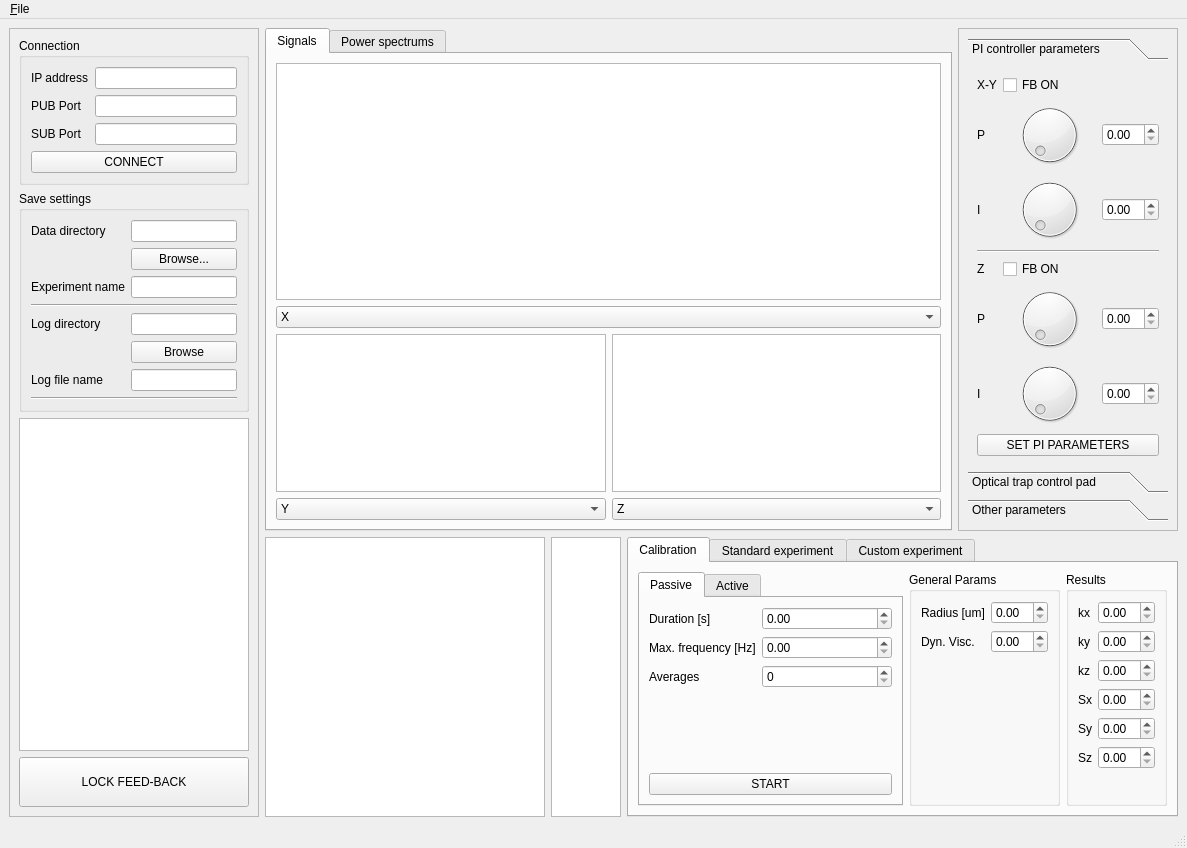
First picture: the form in GUIs/OTsUI_main.ui, repository dalerxli/OTsUI, before the edit.
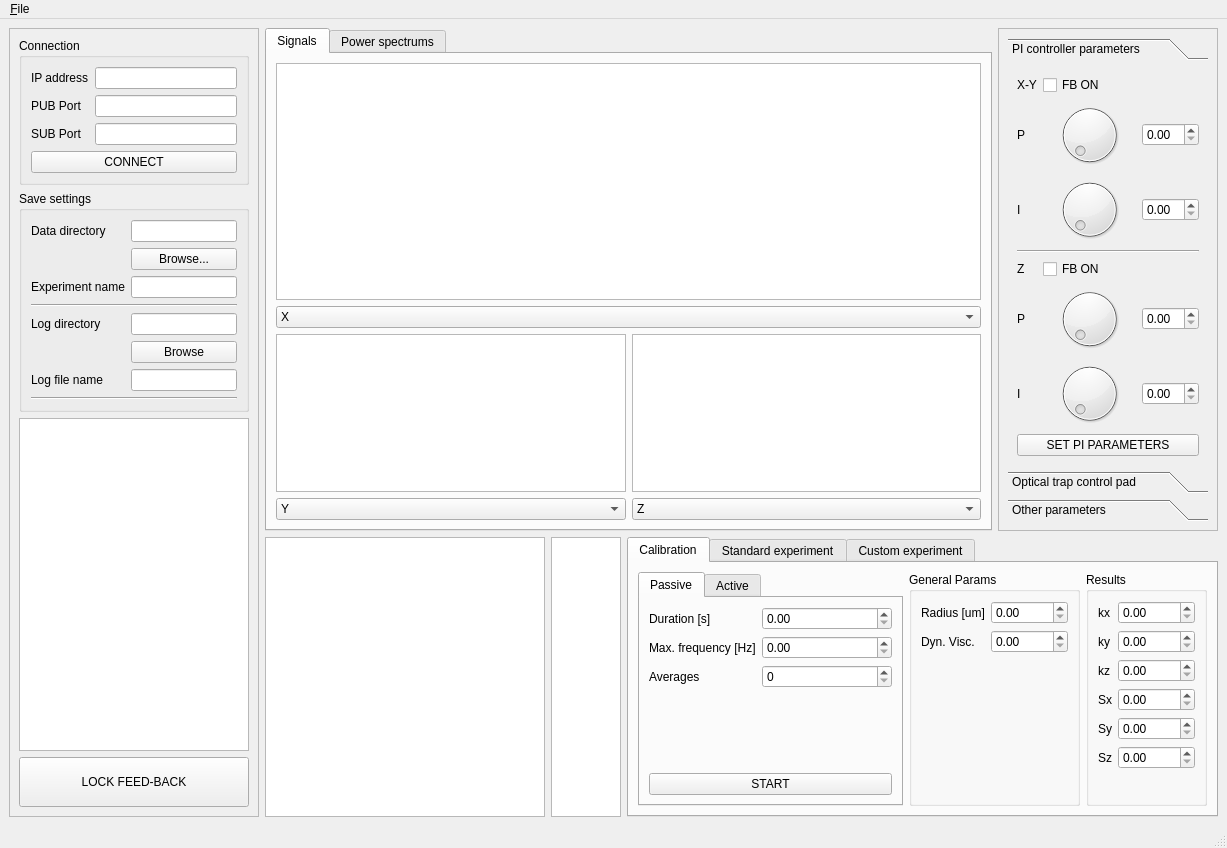
Second picture: the form after the edit. Custom widgets are drawn as their Qt base class.

What changed in the file:
```diff
--- a/GUIs/OTsUI_main.ui
+++ b/GUIs/OTsUI_main.ui
@@ -1021,10 +1021,18 @@
                 </property>
                 <layout class="QFormLayout" name="genParForm">
                  <item row="0" column="1">
-                  <widget class="QDoubleSpinBox" name="radiusNumDbl"/>
+                  <widget class="QDoubleSpinBox" name="radiusNumDbl">
+                   <property name="maximum">
+                    <double>1000.000000000000000</double>
+                   </property>
+                  </widget>
                  </item>
                  <item row="1" column="1">
-                  <widget class="QDoubleSpinBox" name="dynViscNumDbl"/>
+                  <widget class="QDoubleSpinBox" name="dynViscNumDbl">
+                   <property name="maximum">
+                    <double>10000.000000000000000</double>
+                   </property>
+                  </widget>
                  </item>
                  <item row="1" column="0">
                   <widget class="QLabel" name="dynViscLab">
@@ -1062,7 +1070,11 @@
                 </widget>
                </item>
                <item row="0" column="1">
-                <widget class="QDoubleSpinBox" name="kxNumDbl"/>
+                <widget class="QDoubleSpinBox" name="kxNumDbl">
+                 <property name="maximum">
+                  <double>10000.000000000000000</double>
+                 </property>
+                </widget>
                </item>
                <item row="1" column="0">
                 <widget class="QLabel" name="kyLab">
@@ -1072,7 +1084,11 @@
                 </widget>
                </item>
                <item row="1" column="1">
-                <widget class="QDoubleSpinBox" name="kyNumDbl"/>
+                <widget class="QDoubleSpinBox" name="kyNumDbl">
+                 <property name="maximum">
+                  <double>10000.000000000000000</double>
+                 </property>
+                </widget>
                </item>
                <item row="2" column="0">
                 <widget class="QLabel" name="kzLab">
@@ -1082,16 +1098,32 @@
                 </widget>
                </item>
                <item row="2" column="1">
-                <widget class="QDoubleSpinBox" name="kzNumDbl"/>
+                <widget class="QDoubleSpinBox" name="kzNumDbl">
+                 <property name="maximum">
+                  <double>10000.000000000000000</double>
+                 </property>
+                </widget>
                </item>
                <item row="3" column="1">
-                <widget class="QDoubleSpinBox" name="SxNumDbl"/>
+                <widget class="QDoubleSpinBox" name="SxNumDbl">
+                 <property name="maximum">
+                  <double>10000.000000000000000</double>
+                 </property>
+                </widget>
                </item>
                <item row="4" column="1">
-                <widget class="QDoubleSpinBox" name="SyNumDbl"/>
+                <widget class="QDoubleSpinBox" name="SyNumDbl">
+                 <property name="maximum">
+                  <double>10000.000000000000000</double>
+                 </property>
+                </widget>
                </item>
                <item row="5" column="1">
-                <widget class="QDoubleSpinBox" name="SzNumDbl"/>
+                <widget class="QDoubleSpinBox" name="SzNumDbl">
+                 <property name="maximum">
+                  <double>10000.000000000000000</double>
+                 </property>
+                </widget>
                </item>
                <item row="3" column="0">
                 <widget class="QLabel" name="SxLab">
```
Left out of the diff: 12 changed lines with no effect on the pictures.
